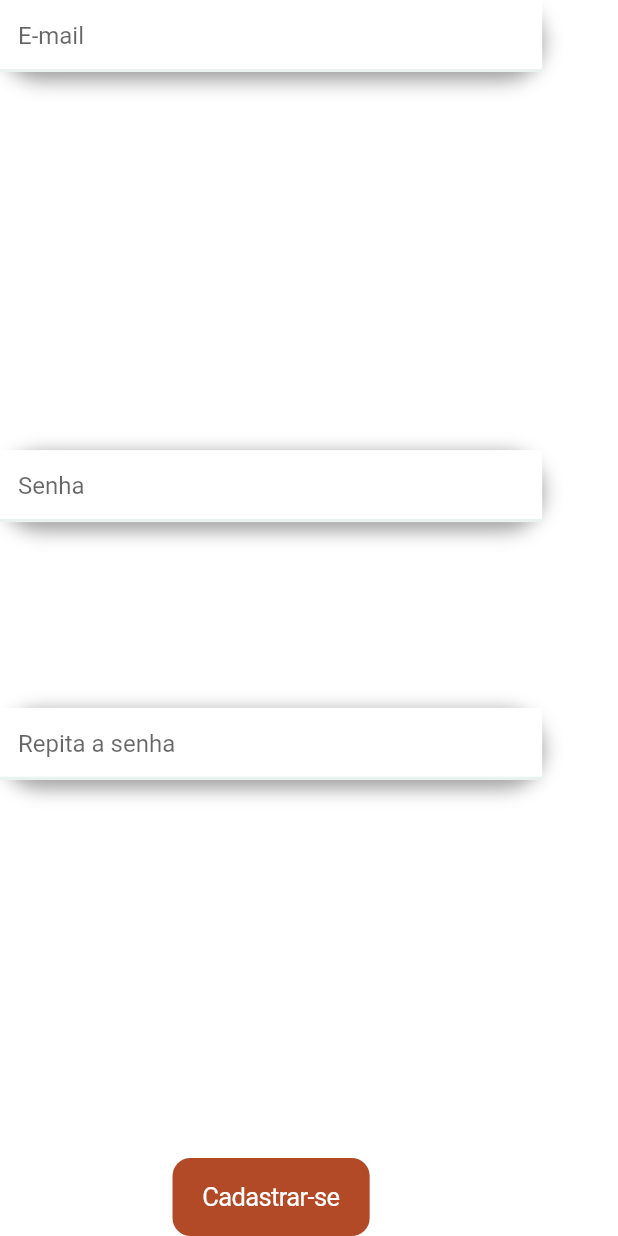
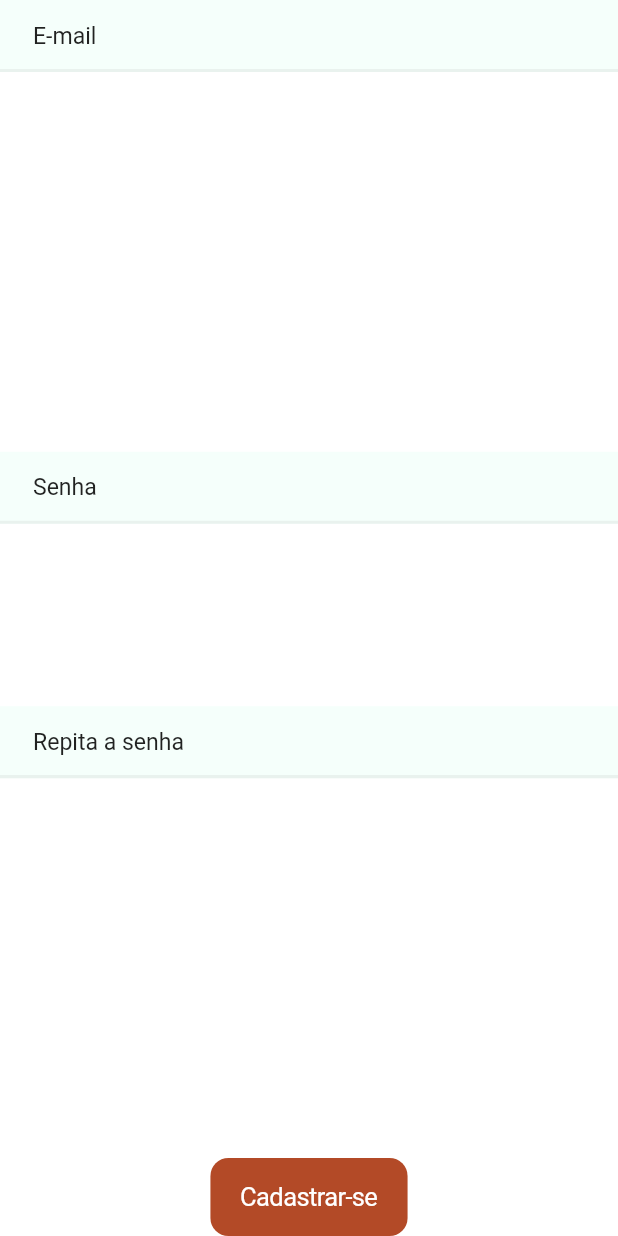
Before and after one commit to muriloformiga/hiso, a Flutter app: the InformationFormWidget widget shown alone on an empty page, opened directly, on a phone screen of 412 x 824 dp. Run offline on Flutter 3.47's test engine with Material 2 defaults, Android fonts, the phone set to English and light mode, and no system bars; our stand-ins replace bloc, cloud_firestore, dartz, data_connection_checker, equatable, firebase_auth and 4 more; missing offline and left inert: flutter_facebook_login; accounts and stored records are empty.

Commit message:
refact: componente de texto nas telas de login e cadastro

```diff
--- a/lib/core/widgets/input_text_widget.dart
+++ b/lib/core/widgets/input_text_widget.dart
@@ -8,18 +8,21 @@ class InputTextWidget extends StatelessWidget {
     @required this.text,
     this.color = AppColors.gray,
     this.inputType = TextInputType.text,
+    this.isObscure = false,
   });
 
   final TextEditingController controller;
   final String text;
   final Color color;
   final TextInputType inputType;
+  final bool isObscure;
 
   @override
   Widget build(BuildContext context) {
     return TextFormField(
       controller: controller,
       keyboardType: inputType,
+      obscureText: isObscure,
       decoration: InputDecoration(
         fillColor: color,
         contentPadding: EdgeInsets.only(right: 20.w),
--- a/lib/features/auth/presentation/pages/login_page.dart
+++ b/lib/features/auth/presentation/pages/login_page.dart
@@ -70,10 +70,7 @@ class LoginPage extends StatelessWidget {
                     fontSize: 20.h,
                     paddingValue: 10.h,
                   ),
-                  Container(
-                    margin: EdgeInsets.all(50.h),
-                    child: LoginFormWidget(),
-                  ),
+                  LoginFormWidget(),
                   LoginOptionsWidget(),
                 ],
               ),
--- a/lib/features/auth/presentation/widgets/imput_decorated_widget.dart
+++ /dev/null
@@ -1,46 +0,0 @@
-import 'package:flutter/cupertino.dart';
-import 'package:flutter/material.dart';
-import 'package:hiso/core/utils/sizes.dart';
-
-class ImputDecoratedWidget extends StatelessWidget {
-  const ImputDecoratedWidget({
-    Key key,
-    @required this.controller,
-    @required this.placeholder,
-    this.isHideText = false,
-  }) : super(key: key);
-
-  final TextEditingController controller;
-  final String placeholder;
-  final bool isHideText;
-
-  @override
-  Widget build(BuildContext context) {
-    return Container(
-      width: 329.w,
-      height: 51.h,
-      margin: EdgeInsets.only(bottom: 2.0),
-      decoration: BoxDecoration(
-        boxShadow: [
-          BoxShadow(
-            color: Colors.grey,
-            offset: Offset(1, 2),
-            blurRadius: 10,
-          )
-        ],
-        borderRadius: BorderRadius.circular(32),
-      ),
-      child: TextField(
-        obscureText: isHideText,
-        textAlign: TextAlign.start,
-        decoration: InputDecoration(
-          filled: true,
-          fillColor: Colors.white,
-          border: OutlineInputBorder(),
-          hintText: placeholder,
-        ),
-        controller: controller,
-      ),
-    );
-  }
-}
--- a/lib/features/auth/presentation/widgets/information_form_widget.dart
+++ b/lib/features/auth/presentation/widgets/information_form_widget.dart
@@ -1,5 +1,5 @@
 import 'package:flutter/cupertino.dart';
-import 'package:hiso/features/auth/presentation/widgets/imput_decorated_widget.dart';
+import 'package:hiso/core/widgets/input_text_widget.dart';
 import 'package:hiso/features/auth/utils/auth_strings.dart';
 import 'package:hiso/core/utils/sizes.dart';
 
@@ -12,22 +12,22 @@ class InformationFormWidget extends StatelessWidget {
     return Column(
       mainAxisAlignment: MainAxisAlignment.spaceBetween,
       children: <Widget>[
-        ImputDecoratedWidget(
-          placeholder: AuthStrings.email,
+        InputTextWidget(
+          text: AuthStrings.email,
           controller: emailController,
         ),
         SizedBox(
           height: 10.0.h,
         ),
-        ImputDecoratedWidget(
-          placeholder: AuthStrings.password,
+        InputTextWidget(
+          text: AuthStrings.password,
           controller: passwordController,
-          isHideText: true,
+          isObscure: true,
         ),
-        ImputDecoratedWidget(
-          placeholder: AuthStrings.passwordRepeat,
+        InputTextWidget(
+          text: AuthStrings.passwordRepeat,
           controller: passwordRepeatController,
-          isHideText: true,
+          isObscure: true,
         ),
         SizedBox(
           height: 10.0.h,
--- a/lib/features/auth/presentation/widgets/login_form_widget.dart
+++ b/lib/features/auth/presentation/widgets/login_form_widget.dart
@@ -2,9 +2,9 @@ import 'package:flutter/cupertino.dart';
 import 'package:flutter/material.dart';
 import 'package:flutter_bloc/flutter_bloc.dart';
 import 'package:hiso/core/coordinator/coordinator_provider.dart';
+import 'package:hiso/core/widgets/input_text_widget.dart';
 import 'package:hiso/features/auth/coordinator/auth_coordinator.dart';
 import 'package:hiso/features/auth/presentation/bloc/login/login_bloc.dart';
-import 'package:hiso/features/auth/presentation/widgets/imput_decorated_widget.dart';
 import 'package:hiso/features/auth/utils/auth_strings.dart';
 import 'package:hiso/core/utils/sizes.dart';
 
@@ -19,17 +19,17 @@ class LoginFormWidget extends StatelessWidget {
       child: Column(
         mainAxisAlignment: MainAxisAlignment.spaceBetween,
         children: <Widget>[
-          ImputDecoratedWidget(
+          InputTextWidget(
             controller: emailController,
-            placeholder: AuthStrings.email,
+            text: AuthStrings.email,
           ),
           SizedBox(
             height: 10.0.h,
           ),
-          ImputDecoratedWidget(
+          InputTextWidget(
             controller: passwordController,
-            placeholder: AuthStrings.password,
-            isHideText: true,
+            text: AuthStrings.password,
+            isObscure: true,
           ),
           SizedBox(
             height: 20.0.h,
--- a/lib/features/auth/presentation/widgets/register_card_widget.dart
+++ b/lib/features/auth/presentation/widgets/register_card_widget.dart
@@ -1,5 +1,5 @@
 import 'package:flutter/material.dart';
-import 'package:hiso/features/auth/presentation/widgets/imput_decorated_widget.dart';
+import 'package:hiso/core/widgets/input_text_widget.dart';
 
 class RegisterCardWidget extends StatelessWidget {
   const RegisterCardWidget({
@@ -20,9 +20,9 @@ class RegisterCardWidget extends StatelessWidget {
         itemCount: controller.length,
         itemBuilder: (BuildContext context, int index) {
           int key = placeholder.keys.elementAt(index);
-          return ImputDecoratedWidget(
+          return InputTextWidget(
             controller: controller[key],
-            placeholder: placeholder[key],
+            text: placeholder[key],
           );
         },
       ),
```
